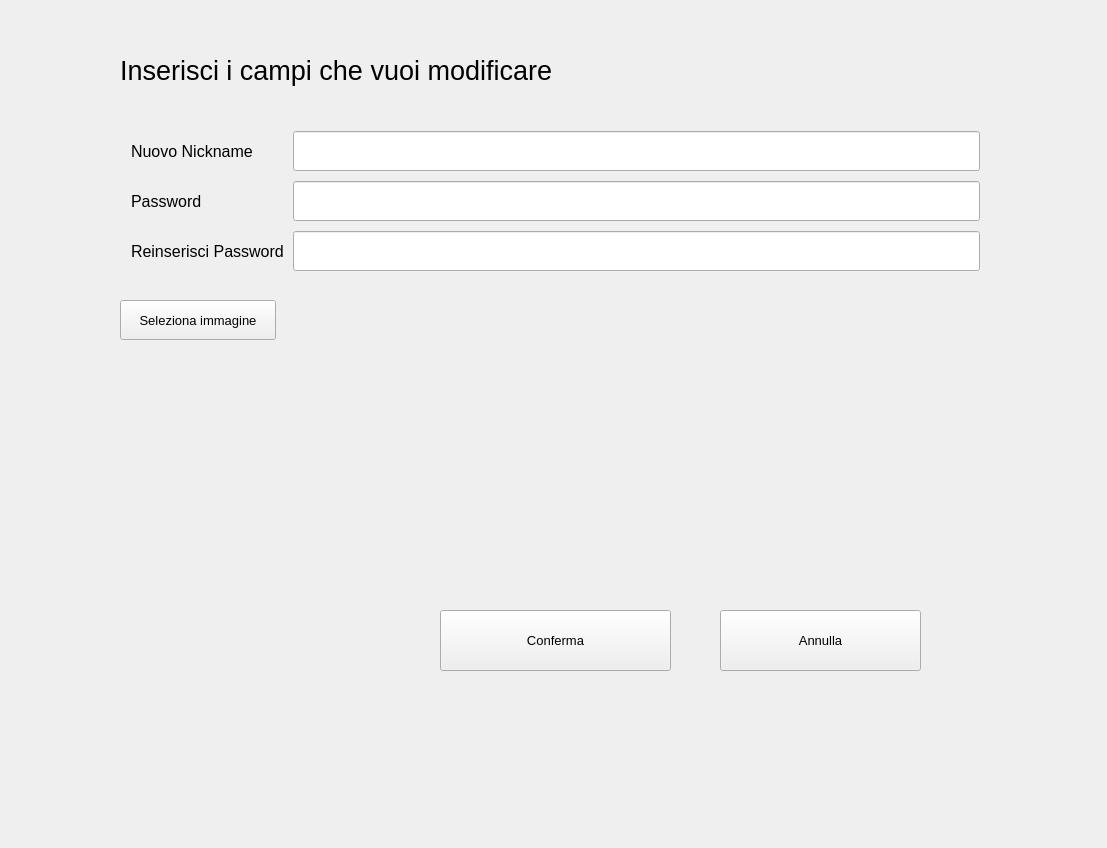
Old version of the form Client/EditorGUI/EditorGUI/Modify Profile/ModifyProfile.ui in the repository iliodipietro/Programmazione-Di-Sistema-Collaborative-Editor.
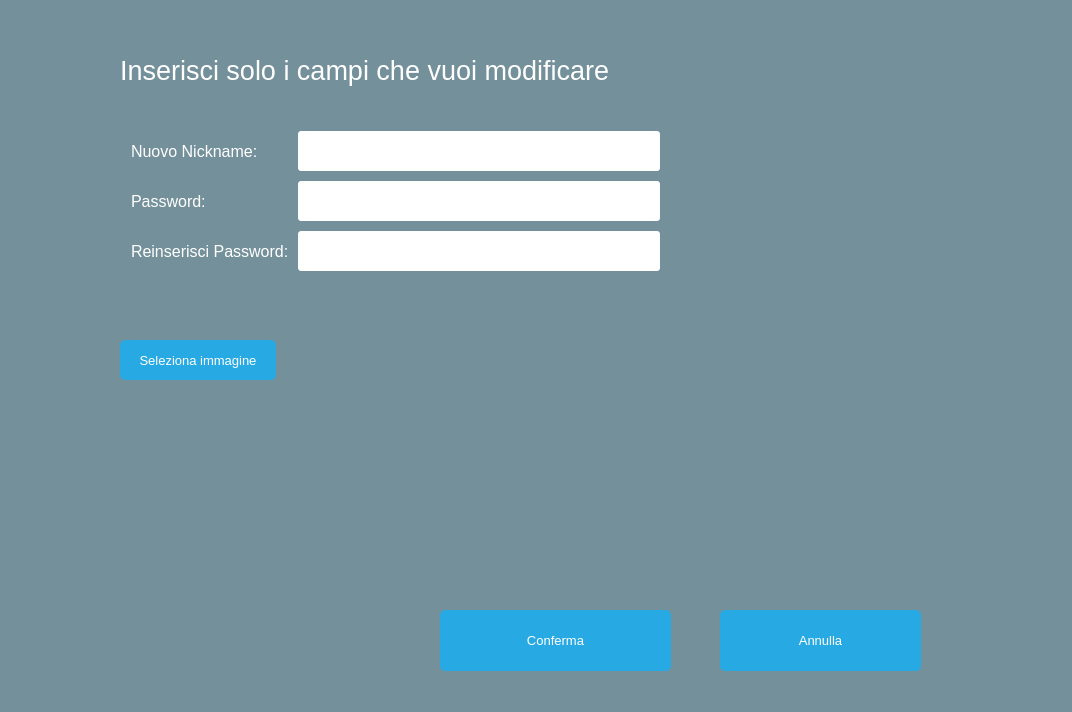
New version of the form.

The edit to the form file:
```diff
--- a/Client/EditorGUI/EditorGUI/Modify Profile/ModifyProfile.ui
+++ b/Client/EditorGUI/EditorGUI/Modify Profile/ModifyProfile.ui
@@ -6,8 +6,8 @@
    <rect>
     <x>0</x>
     <y>0</y>
-    <width>1107</width>
-    <height>848</height>
+    <width>1072</width>
+    <height>712</height>
    </rect>
   </property>
   <property name="font">
@@ -18,13 +18,18 @@
   <property name="windowTitle">
    <string>ModifyProfile</string>
   </property>
+  <property name="styleSheet">
+   <string notr="true">
+#ModifyProfile { background: rgba(32, 80, 96, 100); }
+QLineEdit { border-radius: 3px; }</string>
+  </property>
   <widget class="QWidget" name="formLayoutWidget">
    <property name="geometry">
     <rect>
      <x>120</x>
      <y>120</y>
-     <width>871</width>
-     <height>161</height>
+     <width>551</width>
+     <height>202</height>
     </rect>
    </property>
    <layout class="QFormLayout" name="formLayout_3">
@@ -50,8 +55,26 @@
         <pointsize>12</pointsize>
        </font>
       </property>
+      <property name="styleSheet">
+       <string notr="true">QLabel { color: white; }</string>
+      </property>
       <property name="text">
-       <string>Nuovo Nickname</string>
+       <string>Nuovo Nickname:</string>
+      </property>
+     </widget>
+    </item>
+    <item row="1" column="1">
+     <widget class="QLineEdit" name="nickNameLine_3">
+      <property name="minimumSize">
+       <size>
+        <width>0</width>
+        <height>40</height>
+       </size>
+      </property>
+      <property name="font">
+       <font>
+        <pointsize>10</pointsize>
+       </font>
       </property>
      </widget>
     </item>
@@ -68,8 +91,11 @@
         <pointsize>12</pointsize>
        </font>
       </property>
+      <property name="styleSheet">
+       <string notr="true">QLabel { color: white; }</string>
+      </property>
       <property name="text">
-       <string>Password</string>
+       <string>Password:</string>
       </property>
      </widget>
     </item>
@@ -99,8 +125,11 @@
         <pointsize>12</pointsize>
        </font>
       </property>
+      <property name="styleSheet">
+       <string notr="true">QLabel { color: white; }</string>
+      </property>
       <property name="text">
-       <string>Reinserisci Password</string>
+       <string>Reinserisci Password:</string>
       </property>
      </widget>
     </item>
@@ -117,21 +146,6 @@
       </property>
      </widget>
     </item>
-    <item row="1" column="1">
-     <widget class="QLineEdit" name="nickNameLine_3">
-      <property name="minimumSize">
-       <size>
-        <width>0</width>
-        <height>40</height>
-       </size>
-      </property>
-      <property name="font">
-       <font>
-        <pointsize>10</pointsize>
-       </font>
-      </property>
-     </widget>
-    </item>
    </layout>
   </widget>
   <widget class="QPushButton" name="cancel">
@@ -148,6 +162,17 @@
      <pointsize>10</pointsize>
     </font>
    </property>
+   <property name="styleSheet">
+    <string notr="true">QPushButton
+{
+  color: white;
+  background-color: #27a9e3;
+  border-width: 0px;
+  border-radius: 5px;
+}
+
+QPushButton:hover { background-color: #0080FF; }</string>
+   </property>
    <property name="text">
     <string>Annulla</string>
    </property>
@@ -156,7 +181,7 @@
    <property name="geometry">
     <rect>
      <x>120</x>
-     <y>300</y>
+     <y>340</y>
      <width>156</width>
      <height>40</height>
     </rect>
@@ -172,6 +197,17 @@
      <pointsize>10</pointsize>
     </font>
    </property>
+   <property name="styleSheet">
+    <string notr="true">QPushButton
+{
+  color: white;
+  background-color: #27a9e3;
+  border-width: 0px;
+  border-radius: 5px;
+}
+
+QPushButton:hover { background-color: #0080FF; }</string>
+   </property>
    <property name="text">
     <string>Seleziona immagine</string>
    </property>
@@ -190,6 +226,17 @@
      <pointsize>10</pointsize>
     </font>
    </property>
+   <property name="styleSheet">
+    <string notr="true">QPushButton
+{
+  color: white;
+  background-color: #27a9e3;
+  border-width: 0px;
+  border-radius: 5px;
+}
+
+QPushButton:hover { background-color: #0080FF; }</string>
+   </property>
    <property name="text">
     <string>Conferma</string>
    </property>
@@ -197,10 +244,10 @@
   <widget class="QLabel" name="imageLabel">
    <property name="geometry">
     <rect>
-     <x>310</x>
-     <y>290</y>
-     <width>384</width>
-     <height>216</height>
+     <x>350</x>
+     <y>340</y>
+     <width>321</width>
+     <height>200</height>
     </rect>
    </property>
    <property name="minimumSize">
@@ -222,16 +269,22 @@
   <widget class="QLabel" name="crop">
    <property name="geometry">
     <rect>
-     <x>100</x>
-     <y>540</y>
-     <width>175</width>
-     <height>175</height>
+     <x>730</x>
+     <y>120</y>
+     <width>200</width>
+     <height>200</height>
     </rect>
    </property>
+   <property name="sizePolicy">
+    <sizepolicy hsizetype="Minimum" vsizetype="Minimum">
+     <horstretch>0</horstretch>
+     <verstretch>0</verstretch>
+    </sizepolicy>
+   </property>
    <property name="minimumSize">
     <size>
-     <width>175</width>
-     <height>175</height>
+     <width>200</width>
+     <height>200</height>
     </size>
    </property>
    <property name="maximumSize">
@@ -240,6 +293,9 @@
      <height>16777215</height>
     </size>
    </property>
+   <property name="styleSheet">
+    <string notr="true"/>
+   </property>
    <property name="text">
     <string/>
    </property>
@@ -252,7 +308,7 @@
     <rect>
      <x>120</x>
      <y>30</y>
-     <width>531</width>
+     <width>621</width>
      <height>81</height>
     </rect>
    </property>
@@ -261,8 +317,11 @@
      <pointsize>20</pointsize>
     </font>
    </property>
+   <property name="styleSheet">
+    <string notr="true">QLabel { color: white; }</string>
+   </property>
    <property name="text">
-    <string>Inserisci i campi che vuoi modificare</string>
+    <string>Inserisci solo i campi che vuoi modificare</string>
    </property>
   </widget>
  </widget>
```
